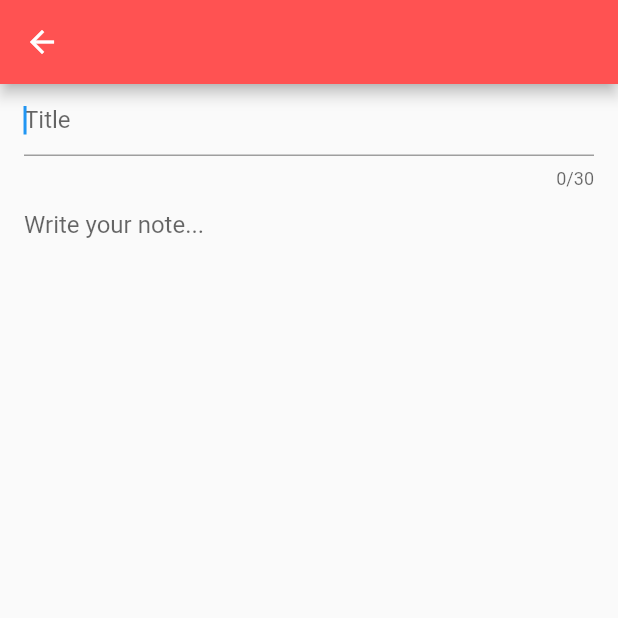
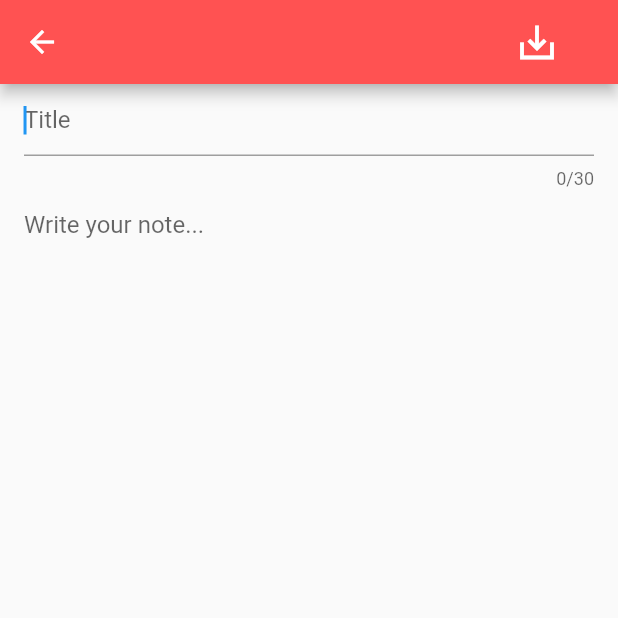
Before and after one commit to AhmedAbdulhameedQahtan/MyNote, a Flutter app: the NoteContainer screen opened directly, on a phone screen of 412 x 824 dp, the top half of it. Run offline on Flutter 3.47's test engine with Material 2 defaults, Android fonts, the phone set to English and light mode, and no system bars; our stand-ins replace sqflite; accounts and stored records are empty.

Commit message:
fix some read data error change  sql command change gui

```diff
--- a/lib/DL/ConstantSql.dart
+++ b/lib/DL/ConstantSql.dart
@@ -1,5 +1,12 @@
 class ConstantSql{
-  String insertData = "INSERT INTO 'mynotes' ('note') VALUES ('المذكره الاولى')";
+
+  String insertData(String note, String title) {
+    String escapedNote = note.replaceAll("'", "''");
+    String escapedTitle = title.replaceAll("'", "''");
+    return "INSERT INTO mynotes (note, title) VALUES ('$escapedNote', '$escapedTitle')";
+  }
+
   String deletData = "DELETE FROM 'mynotes' WHERE id = 1";
-  String selectData = "SELECT * FROM 'mynotes'";
+  String selectData = "SELECT note FROM 'mynotes'";
+  String selectData2 = "SELECT title FROM 'mynotes'";
 }
--- a/lib/DL/SqlDb.dart
+++ b/lib/DL/SqlDb.dart
@@ -27,7 +27,8 @@ class SqlDb{
     await db.execute('''
     CREATE TABLE "mynotes" (
     'id' INTEGER NOT NULL PRIMARY KEY AUTOINCREMENT,
-    'note' TEXT NOT NULL
+    'note' TEXT NOT NULL,
+    'title' TEXT
     )
     ''');
     print("DATABASE IS CREATED ====================================");
--- a/lib/PL/MyApp.dart
+++ b/lib/PL/MyApp.dart
@@ -16,7 +16,11 @@ class _MyAppState extends State<MyApp> {
   Widget build(BuildContext context) {
     return  MaterialApp(
       debugShowCheckedModeBanner: false,
-       home:  NotePage(),
+       theme: ThemeData(
+         splashColor: Colors.redAccent,
+         primaryColor: Colors.redAccent,
+       ),
+       home:  const NotePage(),
 
     );
   }
--- a/lib/PL/NoteContainer.dart
+++ b/lib/PL/NoteContainer.dart
@@ -1,50 +1,65 @@
 import 'package:flutter/material.dart';
+import 'package:flutter/services.dart';
+import '../DL/ConstantSql.dart';
+import '../DL/SqlDb.dart';
+import 'package:flutter/cupertino.dart';
 
 class NoteContainer extends StatefulWidget {
+  const NoteContainer({super.key});
   @override
   _NoteContainerState createState() => _NoteContainerState();
 }
 
 class _NoteContainerState extends State<NoteContainer> {
-  TextEditingController _noteController = TextEditingController();
-  TextEditingController _TitleController = TextEditingController();
+  final TextEditingController _noteController = TextEditingController();
+  final TextEditingController _titleController = TextEditingController();
   final int _maxlength = 30;
-  bool _isEditing = false;
-
-  @override
-  void dispose() {
-    _noteController.dispose();
-    _TitleController.dispose();
-    super.dispose();
-  }
+  SqlDb sqlDataBase = SqlDb();
+  ConstantSql sqlQuery = ConstantSql();
 
   @override
   Widget build(BuildContext context) {
     Size size = MediaQuery.of(context).size;
     return Scaffold(
       appBar: AppBar(
+        systemOverlayStyle:const SystemUiOverlayStyle(
+            statusBarColor: Colors.redAccent,
+            statusBarBrightness: Brightness.light),
         backgroundColor: Colors.redAccent,
+        actions: [
+          IconButton(
+              onPressed: () async {
+                dynamic res = await sqlDataBase.insertData(sqlQuery.insertData(
+                    _noteController.text.toString(),
+                    _titleController.text.toString()));
+              },
+              highlightColor: Colors.redAccent,
+              splashColor: Colors.redAccent,
+              icon: const Icon(
+                Icons.save_alt_sharp,
+                size: 30,
+              )),
+          const SizedBox(
+            width: 30,
+          ),
+        ],
       ),
       body: Container(
           width: size.width,
           height: size.height,
-          padding: EdgeInsets.only(left: 16, right: 16),
-          child:
-              // _isEditing
-              //     ?
-              SingleChildScrollView(
+          padding: const EdgeInsets.only(left: 16, right: 16),
+          child: SingleChildScrollView(
             child: Column(
               children: [
                 TextFormField(
                   maxLength: _maxlength,
-                  controller: _TitleController,
+                  controller: _titleController,
                   autofocus: true,
                   maxLines: 1,
                   decoration: const InputDecoration(
-                      hintText: 'Title',
-                     focusedBorder: UnderlineInputBorder(
-                      borderSide: BorderSide(color: Colors.grey)),
-                      // border: UnderlineInputBorder(),),
+                    hintText: 'Title',
+                    focusedBorder: UnderlineInputBorder(
+                        borderSide: BorderSide(color: Colors.grey)),
                   ),
                 ),
                 TextField(
@@ -58,51 +73,14 @@ class _NoteContainerState extends State<NoteContainer> {
                 )
               ],
             ),
-          )
-          //     : Text(
-          //   'Tap to write a note',
-          //   style: TextStyle(color: Colors.grey),
-          // ),
-          ),
-      // GestureDetector(
-      //   onTap: () {
-      //     setState(() {
-      //       _isEditing = true;
-      //     });
-      //   },
-      //   child: Container(
-      //     width: size.width,
-      //     height: size.height,
-      //     padding: EdgeInsets.only(left: 16, right: 16),
-      //     child: _isEditing
-      //         ? SingleChildScrollView(
-      //             child: Column(
-      //               children: [
-      //                 TextFormField(
-      //                   controller: _TitleController,
-      //                   autofocus: true,
-      //                   maxLines: 1,
-      //                   decoration: const InputDecoration(
-      //                       hintText: 'Title', border: InputBorder.none),
-      //                 ),
-      //                 TextField(
-      //                   controller: _noteController,
-      //                   autofocus: true,
-      //                   maxLines: null,
-      //                   decoration: InputDecoration(
-      //                     hintText: 'Write your note...',
-      //                     border: InputBorder.none,
-      //                   ),
-      //                 )
-      //               ],
-      //             ),
-      //           )
-      //         : Text(
-      //             'Tap to write a note',
-      //             style: TextStyle(color: Colors.grey),
-      //           ),
-      //   ),
-      // ),
+          )),
     );
   }
+
+  @override
+  void dispose() {
+    _noteController.dispose();
+    _titleController.dispose();
+    super.dispose();
+  }
 }
--- a/lib/main.dart
+++ b/lib/main.dart
@@ -2,5 +2,5 @@ import 'package:flutter/material.dart';
 import 'PL/MyApp.dart';
 
 void main() {
-  runApp(const MyApp());
+  runApp( MyApp());
 }
```
Also changed, not shown: lib/PL/NotePage.dart (+61 -24 lines).
